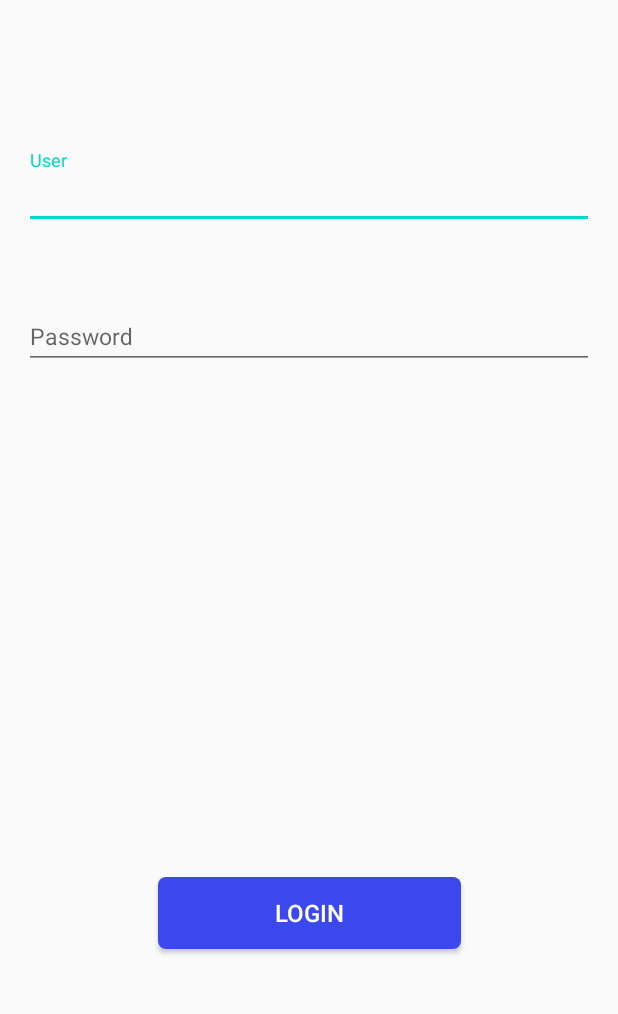
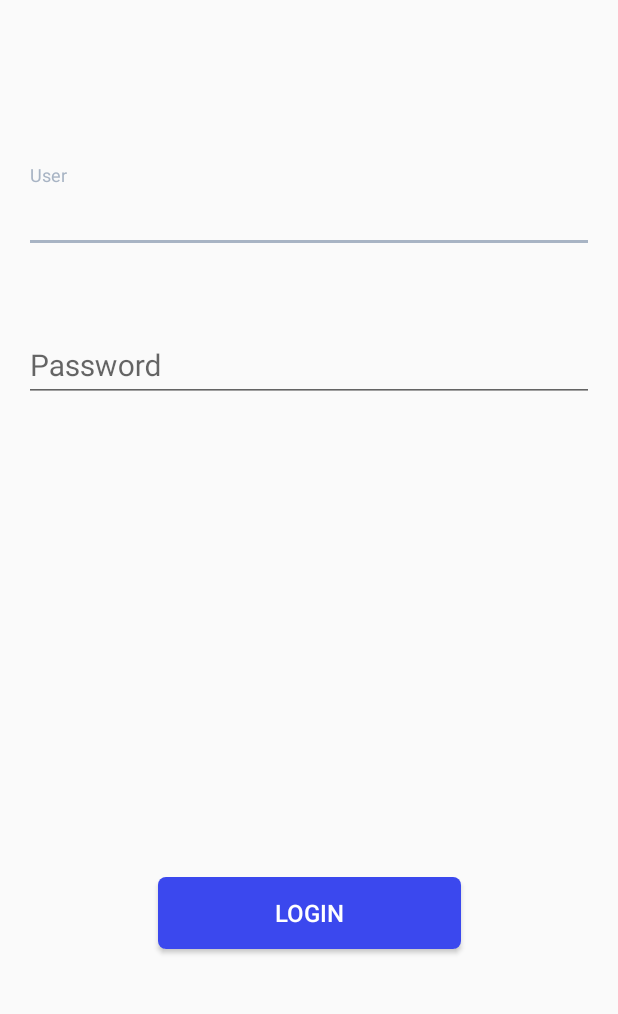
Before and after one commit to coutinhonobre/Bank, an Android app: the screen it shows after launch (LoginActivity), on a phone screen of 412 x 824 dp, the part 213-1227 px from its top. Run offline under Robolectric (Android 15) with nearby library versions, the phone set to English and light mode, and no system bars; our stand-ins replace Room's generated code.

Commit message:
Ajustes visuais no login

```diff
--- a/app/src/main/java/com/github/coutinhonobre/bank/presentation/extrato/ExtratoActivity.kt
+++ b/app/src/main/java/com/github/coutinhonobre/bank/presentation/extrato/ExtratoActivity.kt
@@ -45,6 +45,7 @@ class ExtratoActivity : AppCompatActivity() {
             if (it.tipo == TipoMensagem.ERROR){
                 viewFlipperCabecalhoListaRecentes.displayedChild = 2
                 textViewCabecalhoListaRecentesError.text = it.descricao
+                swipeRefreshCabecalhoListaRecentes.isRefreshing = false
             }
         })
 
@@ -73,8 +74,4 @@ class ExtratoActivity : AppCompatActivity() {
         recyclerViewCabecalhoListaRecentes.adapter = ExtratoAdapter(extratoList)
     }
 
-    override fun onResume() {
-        super.onResume()
-
-    }
 }
--- a/app/src/main/res/layout/activity_main.xml
+++ b/app/src/main/res/layout/activity_main.xml
@@ -24,7 +24,7 @@
         android:id="@+id/textInputLayoutUser"
         android:layout_width="match_parent"
         android:layout_height="wrap_content"
-        android:layout_marginTop="100dp"
+        android:layout_marginTop="110dp"
         app:errorEnabled="true"
         app:layout_constraintEnd_toEndOf="parent"
         app:layout_constraintStart_toStartOf="parent"
@@ -35,7 +35,7 @@
             android:layout_width="match_parent"
             android:layout_height="wrap_content"
             android:textColor="#FFA8B4C4"
-            android:textSize="15sp"
+            android:textSize="20sp"
             android:hint="@string/user" />
     </com.google.android.material.textfield.TextInputLayout>
 
@@ -54,7 +54,8 @@
             android:layout_width="match_parent"
             android:layout_height="wrap_content"
             android:textColor="#FFA8B4C4"
-            android:textSize="15sp"
+            android:textSize="20sp"
+            android:inputType="textPassword"
             android:hint="@string/password" />
     </com.google.android.material.textfield.TextInputLayout>
 
--- a/app/src/main/res/values/colors.xml
+++ b/app/src/main/res/values/colors.xml
@@ -2,7 +2,7 @@
 <resources>
     <color name="colorPrimary">#6200EE</color>
     <color name="colorPrimaryDark">#3B48EE</color>
-    <color name="colorAccent">#03DAC5</color>
+    <color name="colorAccent">#FFA8B4C4</color>
     <color name="colorWhite">#FFFFFF</color>
     <color name="topRecentes">#FFA8B4C4</color>
     <color name="rodapeRecentes">#FF485465</color>
```
Also changed, not shown: app/src/main/java/com/github/coutinhonobre/bank/presentation/extrato/ExtratoAdapter.kt (+15 -1 lines).
